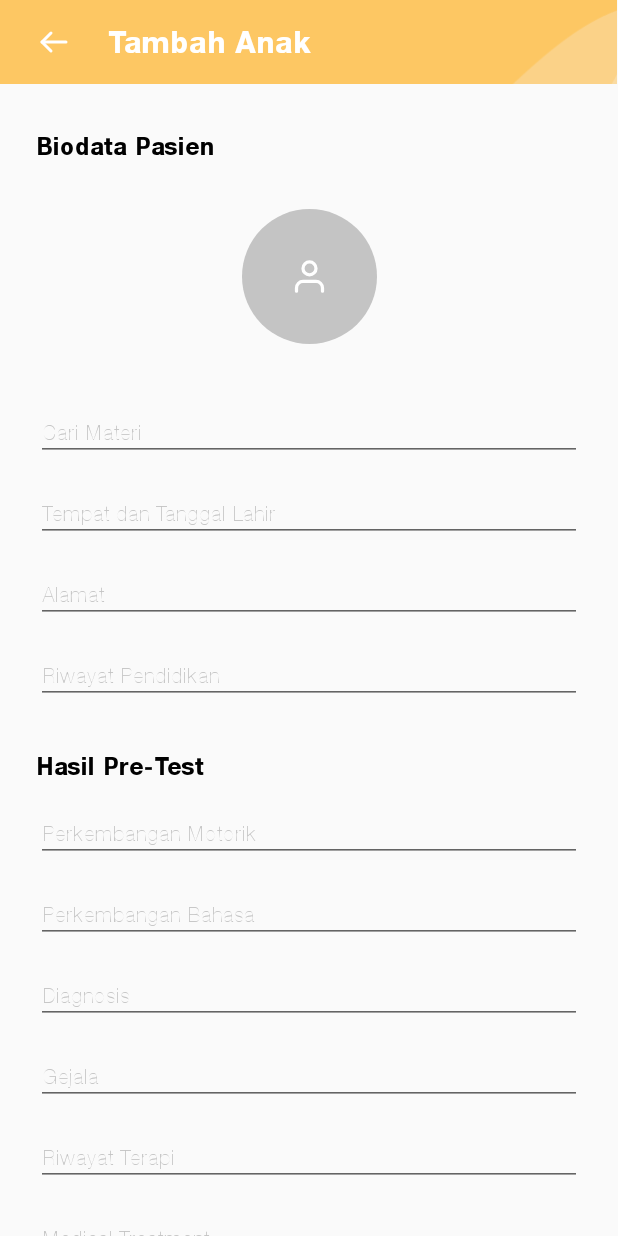
After one commit to affand20/kupompong-id, an Android app: the layout fragment_tambah_anak.xml on its own in the app's theme, with its tools: preview values and no code run, on a phone screen of 412 x 824 dp. The commit adds this screen. Run offline under Robolectric (Android 15) with nearby library versions, the phone set to English and light mode, and no system bars.

Commit message:
page tambah anak done

```diff
--- a/app/build.gradle
+++ b/app/build.gradle
@@ -43,6 +43,8 @@ dependencies {
     implementation 'androidx.lifecycle:lifecycle-extensions:2.2.0'
     implementation 'androidx.navigation:navigation-fragment-ktx:2.3.0'
     implementation 'androidx.navigation:navigation-ui-ktx:2.3.0'
+    implementation 'androidx.legacy:legacy-support-v4:1.0.0'
+    implementation 'androidx.lifecycle:lifecycle-viewmodel-ktx:2.2.0'
     testImplementation 'junit:junit:4.12'
     androidTestImplementation 'androidx.test.ext:junit:1.1.1'
     androidTestImplementation 'androidx.test.espresso:espresso-core:3.2.0'
--- /dev/null
+++ b/app/src/main/java/id/trydev/kupompong/ui/anak/tambah/TambahAnakFragment.kt
@@ -0,0 +1,32 @@
+package id.trydev.kupompong.ui.anak.tambah
+
+import androidx.lifecycle.ViewModelProviders
+import android.os.Bundle
+import androidx.fragment.app.Fragment
+import android.view.LayoutInflater
+import android.view.View
+import android.view.ViewGroup
+import id.trydev.kupompong.R
+
+class TambahAnakFragment : Fragment() {
+
+    companion object {
+        fun newInstance() = TambahAnakFragment()
+    }
+
+    private lateinit var viewModel: TambahAnakViewModel
+
+    override fun onCreateView(
+        inflater: LayoutInflater, container: ViewGroup?,
+        savedInstanceState: Bundle?
+    ): View? {
+        return inflater.inflate(R.layout.fragment_tambah_anak, container, false)
+    }
+
+    override fun onActivityCreated(savedInstanceState: Bundle?) {
+        super.onActivityCreated(savedInstanceState)
+        viewModel = ViewModelProviders.of(this).get(TambahAnakViewModel::class.java)
+        // TODO: Use the ViewModel
+    }
+
+}
--- /dev/null
+++ b/app/src/main/java/id/trydev/kupompong/ui/anak/tambah/TambahAnakViewModel.kt
@@ -0,0 +1,7 @@
+package id.trydev.kupompong.ui.anak.tambah
+
+import androidx.lifecycle.ViewModel
+
+class TambahAnakViewModel : ViewModel() {
+    // TODO: Implement the ViewModel
+}
--- /dev/null
+++ b/app/src/main/res/drawable/ic_user.xml
@@ -0,0 +1,21 @@
+<vector xmlns:android="http://schemas.android.com/apk/res/android"
+    android:width="24dp"
+    android:height="24dp"
+    android:viewportWidth="24"
+    android:viewportHeight="24">
+  <path
+      android:pathData="M20,21V19C20,16.7909 18.2091,15 16,15H8C5.7909,15 4,16.7909 4,19V21"
+      android:strokeLineJoin="round"
+      android:strokeWidth="2"
+      android:fillColor="#00000000"
+      android:strokeColor="#ffffff"
+      android:strokeLineCap="round"/>
+  <path
+      android:pathData="M12,11C14.2091,11 16,9.2091 16,7C16,4.7909 14.2091,3 12,3C9.7909,3 8,4.7909 8,7C8,9.2091 9.7909,11 12,11Z"
+      android:strokeLineJoin="round"
+      android:strokeWidth="2"
+      android:fillColor="#00000000"
+      android:fillType="evenOdd"
+      android:strokeColor="#ffffff"
+      android:strokeLineCap="round"/>
+</vector>
--- /dev/null
+++ b/app/src/main/res/drawable/photo_placeholder.xml
@@ -0,0 +1,12 @@
+<?xml version="1.0" encoding="utf-8"?>
+<shape xmlns:android="http://schemas.android.com/apk/res/android"
+    android:shape="oval">
+
+    <solid android:color="@color/text_placeholder"/>
+    <padding
+        android:right="32dp"
+        android:left="32dp"
+        android:bottom="32dp"
+        android:top="32dp" />
+
+</shape>
--- /dev/null
+++ b/app/src/main/res/drawable/round_primary_btn.xml
@@ -0,0 +1,8 @@
+<?xml version="1.0" encoding="utf-8"?>
+<shape xmlns:android="http://schemas.android.com/apk/res/android"
+    android:shape="rectangle">
+
+    <corners android:radius="16dp" />
+    <solid android:color="@color/colorPrimaryDark" />
+
+</shape>
--- /dev/null
+++ b/app/src/main/res/layout/fragment_tambah_anak.xml
@@ -0,0 +1,302 @@
+<?xml version="1.0" encoding="utf-8"?>
+<androidx.constraintlayout.widget.ConstraintLayout xmlns:android="http://schemas.android.com/apk/res/android"
+    xmlns:app="http://schemas.android.com/apk/res-auto"
+    xmlns:tools="http://schemas.android.com/tools"
+    android:orientation="vertical"
+    android:layout_width="match_parent"
+    android:layout_height="match_parent"
+    android:clickable="true"
+    android:focusable="true"
+    android:focusableInTouchMode="true"
+    tools:context=".ui.anak.tambah.TambahAnakFragment">
+
+    <ImageView
+        android:id="@+id/imageView5"
+        android:layout_width="0dp"
+        android:layout_height="?attr/actionBarSize"
+        android:adjustViewBounds="true"
+        android:scaleType="centerCrop"
+        android:src="@drawable/app_bar"
+        app:layout_constraintEnd_toEndOf="parent"
+        app:layout_constraintStart_toStartOf="parent"
+        app:layout_constraintTop_toTopOf="parent" />
+
+    <ImageButton
+        android:id="@+id/btn_back"
+        android:layout_width="24dp"
+        android:layout_height="24dp"
+        android:layout_marginStart="24dp"
+        android:layout_marginTop="24dp"
+        android:layout_marginBottom="24dp"
+        android:background="?attr/selectableItemBackgroundBorderless"
+        android:src="@drawable/ic_back"
+        app:layout_constraintBottom_toBottomOf="@+id/imageView5"
+        app:layout_constraintStart_toStartOf="parent"
+        app:layout_constraintTop_toTopOf="parent" />
+
+    <TextView
+        style="@style/BaseHelvHeavy.TitleText.AppBar"
+        android:layout_width="wrap_content"
+        android:layout_height="wrap_content"
+        android:layout_marginStart="24dp"
+        android:text="Tambah Anak"
+        app:layout_constraintBottom_toBottomOf="@+id/btn_back"
+        app:layout_constraintStart_toEndOf="@+id/btn_back"
+        app:layout_constraintTop_toTopOf="@+id/btn_back" />
+
+
+    <androidx.core.widget.NestedScrollView
+        android:clickable="true"
+        android:focusable="true"
+        android:focusableInTouchMode="true"
+        android:layout_width="0dp"
+        android:layout_height="0dp"
+        app:layout_behavior="@string/appbar_scrolling_view_behavior"
+        app:layout_constraintBottom_toBottomOf="parent"
+        app:layout_constraintEnd_toEndOf="parent"
+        app:layout_constraintStart_toStartOf="parent"
+        app:layout_constraintTop_toBottomOf="@+id/imageView5">
+
+        <androidx.constraintlayout.widget.ConstraintLayout
+            android:layout_width="match_parent"
+            android:layout_height="match_parent">
+
+            <TextView
+                android:id="@+id/textView4"
+                style="@style/BaseHelvHeavy.SubTitle"
+                android:layout_width="wrap_content"
+                android:layout_height="wrap_content"
+                android:layout_marginStart="24dp"
+                android:layout_marginTop="32dp"
+                android:text="Biodata Pasien"
+                android:textSize="16sp"
+                app:layout_constraintStart_toStartOf="parent"
+                app:layout_constraintTop_toTopOf="parent" />
+
+            <ImageView
+                android:id="@+id/imageView4"
+                android:layout_width="90dp"
+                android:layout_height="90dp"
+                android:layout_marginTop="32dp"
+                android:background="@drawable/photo_placeholder"
+                android:src="@drawable/ic_user"
+                app:layout_constraintEnd_toEndOf="parent"
+                app:layout_constraintStart_toStartOf="parent"
+                android:focusable="true"
+                android:focusableInTouchMode="true"
+                app:layout_constraintTop_toBottomOf="@+id/textView4" />
+
+            <EditText
+                android:id="@+id/edt_nama"
+                style="@style/BaseHelvLight.TextForm"
+                android:layout_width="0dp"
+                android:layout_height="wrap_content"
+                android:layout_marginStart="24dp"
+                android:layout_marginTop="40dp"
+                android:layout_marginEnd="24dp"
+                android:hint="Cari Materi"
+                android:inputType="text"
+                android:maxLines="1"
+                android:textColor="@color/black"
+                android:textColorHint="@color/text_placeholder"
+                android:textSize="14sp"
+                app:layout_constraintEnd_toEndOf="parent"
+                app:layout_constraintStart_toStartOf="parent"
+                app:layout_constraintTop_toBottomOf="@+id/imageView4" />
+
+            <EditText
+                android:id="@+id/edt_ttl"
+                style="@style/BaseHelvLight.TextForm"
+                android:layout_width="0dp"
+                android:layout_height="wrap_content"
+                android:layout_marginStart="24dp"
+                android:layout_marginTop="16dp"
+                android:layout_marginEnd="24dp"
+                android:hint="Tempat dan Tanggal Lahir"
+                android:inputType="text"
+                android:maxLines="1"
+                android:textColor="@color/black"
+                android:textColorHint="@color/text_placeholder"
+                android:textSize="14sp"
+                app:layout_constraintEnd_toEndOf="parent"
+                app:layout_constraintStart_toStartOf="parent"
+                app:layout_constraintTop_toBottomOf="@+id/edt_nama" />
+
+            <EditText
+                android:id="@+id/edt_alamat"
+                style="@style/BaseHelvLight.TextForm"
+                android:layout_width="0dp"
+                android:layout_height="wrap_content"
+                android:layout_marginStart="24dp"
+                android:layout_marginTop="16dp"
+                android:layout_marginEnd="24dp"
+                android:hint="Alamat"
+                android:inputType="text"
+                android:maxLines="1"
+                android:textColor="@color/black"
+                android:textColorHint="@color/text_placeholder"
+                android:textSize="14sp"
+                app:layout_constraintEnd_toEndOf="parent"
+                app:layout_constraintStart_toStartOf="parent"
+                app:layout_constraintTop_toBottomOf="@+id/edt_ttl" />
+
+            <EditText
+                android:id="@+id/edt_pendidikan"
+                style="@style/BaseHelvLight.TextForm"
+                android:layout_width="0dp"
+                android:layout_height="wrap_content"
+                android:layout_marginStart="24dp"
+                android:layout_marginTop="16dp"
+                android:layout_marginEnd="24dp"
+                android:hint="Riwayat Pendidikan"
+                android:inputType="text"
+                android:maxLines="1"
+                android:textColor="@color/black"
+                android:textColorHint="@color/text_placeholder"
+                android:textSize="14sp"
+                app:layout_constraintEnd_toEndOf="parent"
+                app:layout_constraintStart_toStartOf="parent"
+                app:layout_constraintTop_toBottomOf="@+id/edt_alamat" />
+
+            <TextView
+                android:id="@+id/textView6"
+                style="@style/BaseHelvHeavy.SubTitle"
+                android:layout_width="wrap_content"
+                android:layout_height="wrap_content"
+                android:layout_marginStart="24dp"
+                android:layout_marginTop="32dp"
+                android:text="Hasil Pre-Test"
+                android:textSize="16sp"
+                app:layout_constraintStart_toStartOf="parent"
+                app:layout_constraintTop_toBottomOf="@id/edt_pendidikan" />
+
+            <EditText
+                android:id="@+id/edt_motorik"
+                style="@style/BaseHelvLight.TextForm"
+                android:layout_width="0dp"
+                android:layout_height="wrap_content"
+                android:layout_marginStart="24dp"
+                android:layout_marginTop="16dp"
+                android:layout_marginEnd="24dp"
+                android:hint="Perkembangan Motorik"
+                android:inputType="text"
+                android:maxLines="1"
+                android:textColor="@color/black"
+                android:textColorHint="@color/text_placeholder"
+                android:textSize="14sp"
+                app:layout_constraintEnd_toEndOf="parent"
+                app:layout_constraintStart_toStartOf="parent"
+                app:layout_constraintTop_toBottomOf="@+id/textView6" />
+
+            <EditText
+                android:id="@+id/edt_bahasa"
+                style="@style/BaseHelvLight.TextForm"
+                android:layout_width="0dp"
+                android:layout_height="wrap_content"
+                android:layout_marginStart="24dp"
+                android:layout_marginTop="16dp"
+                android:layout_marginEnd="24dp"
+                android:hint="Perkembangan Bahasa"
+                android:inputType="text"
+                android:maxLines="1"
+                android:textColor="@color/black"
+                android:textColorHint="@color/text_placeholder"
+                android:textSize="14sp"
+                app:layout_constraintEnd_toEndOf="parent"
+                app:layout_constraintStart_toStartOf="parent"
+                app:layout_constraintTop_toBottomOf="@+id/edt_motorik" />
+
+            <EditText
+                android:id="@+id/edt_diagnosis"
+                style="@style/BaseHelvLight.TextForm"
+                android:layout_width="0dp"
+                android:layout_height="wrap_content"
+                android:layout_marginStart="24dp"
+                android:layout_marginTop="16dp"
+                android:layout_marginEnd="24dp"
+                android:hint="Diagnosis"
+                android:inputType="text"
+                android:maxLines="1"
+                android:textColor="@color/black"
+                android:textColorHint="@color/text_placeholder"
+                android:textSize="14sp"
+                app:layout_constraintEnd_toEndOf="parent"
+                app:layout_constraintStart_toStartOf="parent"
+                app:layout_constraintTop_toBottomOf="@+id/edt_bahasa" />
+
+            <EditText
+                android:id="@+id/edt_gejala"
+                style="@style/BaseHelvLight.TextForm"
+                android:layout_width="0dp"
+                android:layout_height="wrap_content"
+                android:layout_marginStart="24dp"
+                android:layout_marginTop="16dp"
+                android:layout_marginEnd="24dp"
+                android:hint="Gejala"
+                android:inputType="text"
+                android:maxLines="1"
+                android:textColor="@color/black"
+                android:textColorHint="@color/text_placeholder"
+                android:textSize="14sp"
+                app:layout_constraintEnd_toEndOf="parent"
+                app:layout_constraintStart_toStartOf="parent"
+                app:layout_constraintTop_toBottomOf="@+id/edt_diagnosis" />
+
+            <EditText
+                android:id="@+id/edt_riwayat_terapi"
+                style="@style/BaseHelvLight.TextForm"
+                android:layout_width="0dp"
+                android:layout_height="wrap_content"
+                android:layout_marginStart="24dp"
+                android:layout_marginTop="16dp"
+                android:layout_marginEnd="24dp"
+                android:hint="Riwayat Terapi"
+                android:inputType="text"
+                android:maxLines="1"
+                android:textColor="@color/black"
+                android:textColorHint="@color/text_placeholder"
+                android:textSize="14sp"
+                app:layout_constraintEnd_toEndOf="parent"
+                app:layout_constraintStart_toStartOf="parent"
+                app:layout_constraintTop_toBottomOf="@+id/edt_gejala" />
+
+            <EditText
+                android:id="@+id/edt_medical_treatment"
+                style="@style/BaseHelvLight.TextForm"
+                android:layout_width="0dp"
+                android:layout_height="wrap_content"
+                android:layout_marginStart="24dp"
+                android:layout_marginTop="16dp"
+                android:layout_marginEnd="24dp"
+                android:hint="Medical Treatment"
+                android:inputType="text"
+                android:maxLines="1"
+                android:textColor="@color/black"
+                android:textColorHint="@color/text_placeholder"
+                android:textSize="14sp"
+                app:layout_constraintEnd_toEndOf="parent"
+                app:layout_constraintStart_toStartOf="parent"
+                app:layout_constraintTop_toBottomOf="@+id/edt_riwayat_terapi" />
+
+            <Button
+                android:id="@+id/btn_submit"
+                app:layout_constraintTop_toBottomOf="@id/edt_medical_treatment"
+                app:layout_constraintBottom_toBottomOf="parent"
+                android:layout_marginTop="40dp"
+                android:layout_marginBottom="32dp"
+                android:background="@drawable/round_primary_btn"
+                android:text="Tambahkan"
+                android:textAllCaps="false"
+                style="@style/BaseHelvHeavy.TitleText"
+                android:layout_marginStart="24dp"
+                android:layout_marginEnd="24dp"
+                android:layout_width="0dp"
+                android:layout_height="wrap_content"
+                app:layout_constraintEnd_toEndOf="parent"
+                app:layout_constraintStart_toStartOf="parent" />
+
+        </androidx.constraintlayout.widget.ConstraintLayout>
+
+    </androidx.core.widget.NestedScrollView>
+
+</androidx.constraintlayout.widget.ConstraintLayout>
--- a/app/src/main/res/navigation/mobile_navigation.xml
+++ b/app/src/main/res/navigation/mobile_navigation.xml
@@ -3,7 +3,7 @@
     xmlns:app="http://schemas.android.com/apk/res-auto"
     xmlns:tools="http://schemas.android.com/tools"
     android:id="@+id/mobile_navigation"
-    app:startDestination="@+id/navigation_terapi">
+    app:startDestination="@id/navigation_terapi">
 
     <fragment
         android:id="@+id/navigation_terapi"
@@ -22,4 +22,9 @@
         android:name="id.trydev.kupompong.ui.anak.AnakFragment"
         android:label="@string/title_notifications"
         tools:layout="@layout/fragment_anak" />
+    <fragment
+        android:id="@+id/navigation_tambah_anak"
+        android:name="id.trydev.kupompong.ui.anak.tambah.TambahAnakFragment"
+        android:label="tambah_anak_fragment"
+        tools:layout="@layout/fragment_tambah_anak" />
 </navigation>
--- a/app/src/main/res/values/styles.xml
+++ b/app/src/main/res/values/styles.xml
@@ -38,10 +38,14 @@
         <item name="fontFamily">@font/gill_sans_bold</item>
     </style>
 
-
     <style name="BaseHelvHeavy.TitleText">
         <item name="android:textColor">@color/white</item>
     </style>
+
+    <style name="BaseHelvHeavy.TitleText.AppBar">
+        <item name="android:textSize">20sp</item>
+    </style>
+
 
     <style name="BaseHelvHeavy.SubTitle">
         <item name="android:textColor">@color/black</item>
```
Also changed, not shown: app/src/main/res/drawable-hdpi/app_bar.png (added), app/src/main/res/drawable-ldpi/app_bar.png (added), app/src/main/res/drawable-mdpi/app_bar.png (added), app/src/main/res/drawable-xhdpi/app_bar.png (added), app/src/main/res/drawable-xxhdpi/app_bar.png (added), app/src/main/res/drawable-xxxhdpi/app_bar.png (added).
